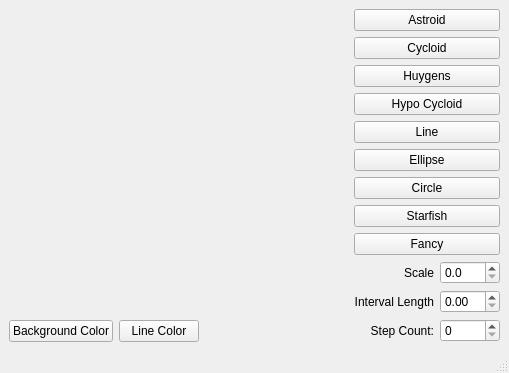
First picture: the form in mainwindow.ui, repository hamza2657/QtCurvesCPP, before the edit.
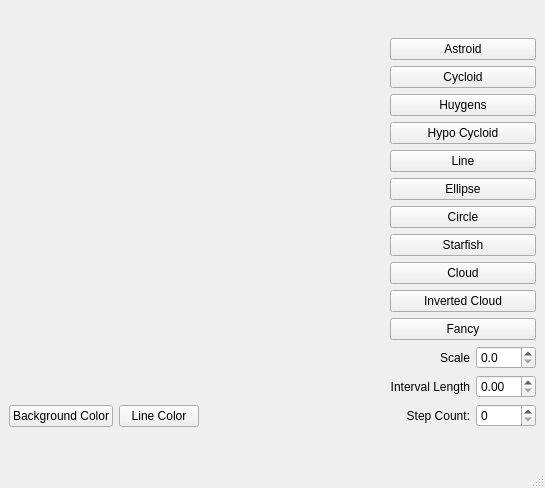
Second picture: the form after the edit. Custom widgets are drawn as their Qt base class.

Commit message: adding cloud shapes to the application

The edit to the form file:
```diff
--- a/mainwindow.ui
+++ b/mainwindow.ui
@@ -6,8 +6,8 @@
    <rect>
     <x>0</x>
     <y>0</y>
-    <width>509</width>
-    <height>358</height>
+    <width>545</width>
+    <height>488</height>
    </rect>
   </property>
   <property name="windowTitle">
@@ -111,6 +111,20 @@
         </property>
        </widget>
       </item>
+      <item>
+       <widget class="QPushButton" name="btnCloud">
+        <property name="text">
+         <string>Cloud</string>
+        </property>
+       </widget>
+      </item>
+      <item>
+       <widget class="QPushButton" name="btnInvertedCloud">
+        <property name="text">
+         <string>Inverted Cloud</string>
+        </property>
+       </widget>
+      </item>
       <item>
        <widget class="QPushButton" name="btnFancy">
         <property name="text">
```
The commit also changes 4 other files.
